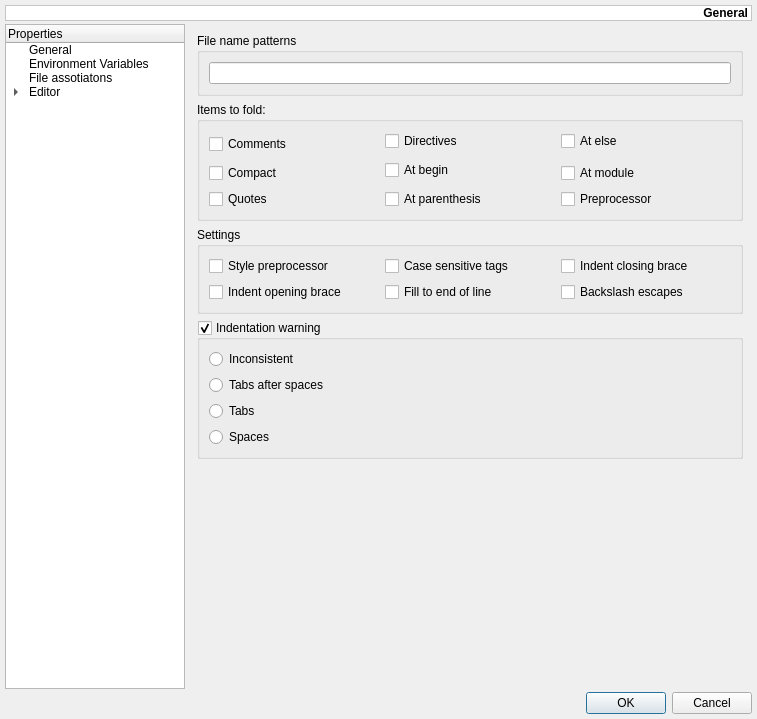
Qt form mks/ui/UISettings.ui (andreikop/enki) before a commit.
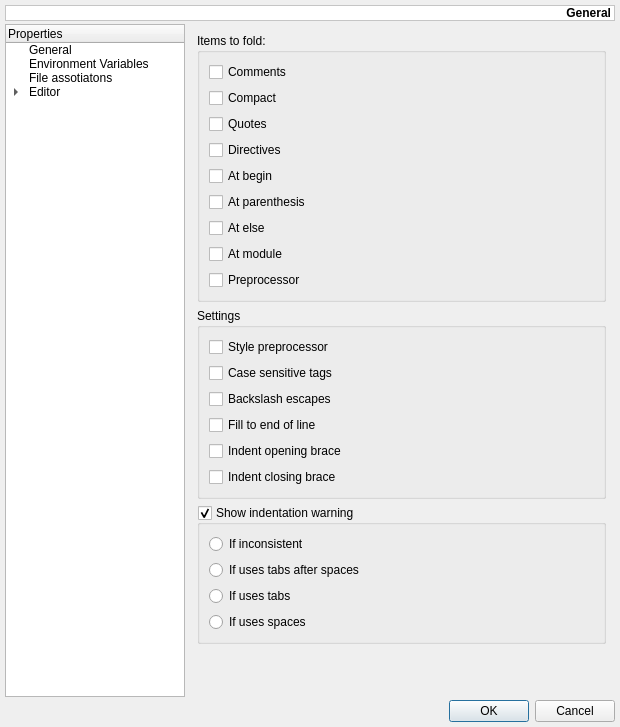
The same form after that commit. The open tabs and pages were chosen to show the change. Custom widgets are drawn as their Qt base class.

Commit message: Show/hide lexer settings

Diff of the .ui file:
```diff
--- a/mks/ui/UISettings.ui
+++ b/mks/ui/UISettings.ui
@@ -6,8 +6,8 @@
    <rect>
     <x>0</x>
     <y>0</y>
-    <width>757</width>
-    <height>719</height>
+    <width>620</width>
+    <height>727</height>
    </rect>
   </property>
   <property name="windowTitle">
@@ -1854,26 +1854,14 @@
       </layout>
      </widget>
      <widget class="QWidget" name="pLexerGeneral">
-      <layout class="QVBoxLayout" name="verticalLayout_8">
-       <item>
-        <widget class="QGroupBox" name="groupBox_5">
-         <property name="title">
-          <string>File name patterns</string>
-         </property>
-         <layout class="QVBoxLayout" name="verticalLayout_6">
-          <item>
-           <widget class="QLineEdit" name="lineEdit"/>
-          </item>
-         </layout>
-        </widget>
-       </item>
+      <layout class="QVBoxLayout" name="verticalLayout_7">
        <item>
         <widget class="QGroupBox" name="groupBox_3">
          <property name="title">
           <string>Items to fold:</string>
          </property>
-         <layout class="QGridLayout" name="gridLayout">
-          <item row="0" column="0" rowspan="2">
+         <layout class="QVBoxLayout" name="verticalLayout_11">
+          <item>
            <widget class="QCheckBox" name="cbLexersHighlightingFoldComments">
             <property name="statusTip">
              <string>setFoldComments</string>
@@ -1883,37 +1871,7 @@
             </property>
            </widget>
           </item>
-          <item row="0" column="1">
-           <widget class="QCheckBox" name="cbLexersHighlightingFoldDirectives">
-            <property name="statusTip">
-             <string>setFoldDirectives</string>
-            </property>
-            <property name="text">
-             <string>Directives</string>
-            </property>
-           </widget>
-          </item>
-          <item row="0" column="2">
-           <widget class="QCheckBox" name="cbLexersHighlightingFoldAtElse">
-            <property name="statusTip">
-             <string>setFoldAtElse</string>
-            </property>
-            <property name="text">
-             <string>At else</string>
-            </property>
-           </widget>
-          </item>
-          <item row="1" column="1" rowspan="2">
-           <widget class="QCheckBox" name="cbLexersHighlightingFoldAtBegin">
-            <property name="statusTip">
-             <string>setFoldAtBegin</string>
-            </property>
-            <property name="text">
-             <string>At begin</string>
-            </property>
-           </widget>
-          </item>
-          <item row="2" column="0">
+          <item>
            <widget class="QCheckBox" name="cbLexersHighlightingFoldCompact">
             <property name="statusTip">
              <string>setFoldCompact</string>
@@ -1923,17 +1881,7 @@
             </property>
            </widget>
           </item>
-          <item row="2" column="2">
-           <widget class="QCheckBox" name="cbLexersHighlightingFoldAtModule">
-            <property name="statusTip">
-             <string>setFoldAtModule</string>
-            </property>
-            <property name="text">
-             <string>At module</string>
-            </property>
-           </widget>
-          </item>
-          <item row="3" column="0">
+          <item>
            <widget class="QCheckBox" name="cbLexersHighlightingFoldQuotes">
             <property name="statusTip">
              <string>setFoldQuotes</string>
@@ -1943,7 +1891,27 @@
             </property>
            </widget>
           </item>
-          <item row="3" column="1">
+          <item>
+           <widget class="QCheckBox" name="cbLexersHighlightingFoldDirectives">
+            <property name="statusTip">
+             <string>setFoldDirectives</string>
+            </property>
+            <property name="text">
+             <string>Directives</string>
+            </property>
+           </widget>
+          </item>
+          <item>
+           <widget class="QCheckBox" name="cbLexersHighlightingFoldAtBegin">
+            <property name="statusTip">
+             <string>setFoldAtBegin</string>
+            </property>
+            <property name="text">
+             <string>At begin</string>
+            </property>
+           </widget>
+          </item>
+          <item>
            <widget class="QCheckBox" name="cbLexersHighlightingFoldAtParenthesis">
             <property name="statusTip">
              <string>setFoldAtParenthesis</string>
@@ -1953,7 +1921,27 @@
             </property>
            </widget>
           </item>
-          <item row="3" column="2">
+          <item>
+           <widget class="QCheckBox" name="cbLexersHighlightingFoldAtElse">
+            <property name="statusTip">
+             <string>setFoldAtElse</string>
+            </property>
+            <property name="text">
+             <string>At else</string>
+            </property>
+           </widget>
+          </item>
+          <item>
+           <widget class="QCheckBox" name="cbLexersHighlightingFoldAtModule">
+            <property name="statusTip">
+             <string>setFoldAtModule</string>
+            </property>
+            <property name="text">
+             <string>At module</string>
+            </property>
+           </widget>
+          </item>
+          <item>
            <widget class="QCheckBox" name="cbLexersHighlightingFoldPreprocessor">
             <property name="statusTip">
              <string>setFoldPreprocessor</string>
@@ -1971,8 +1959,8 @@
          <property name="title">
           <string>Settings</string>
          </property>
-         <layout class="QGridLayout" name="gridLayout_2">
-          <item row="0" column="0">
+         <layout class="QVBoxLayout" name="verticalLayout_6">
+          <item>
            <widget class="QCheckBox" name="cbLexersHighlightingStylePreprocessor">
             <property name="statusTip">
              <string>setStylePreprocessor</string>
@@ -1982,7 +1970,7 @@
             </property>
            </widget>
           </item>
-          <item row="0" column="1">
+          <item>
            <widget class="QCheckBox" name="cbLexersHighlightingCaseSensitiveTags">
             <property name="statusTip">
              <string>setCaseSensitiveTags</string>
@@ -1992,28 +1980,7 @@
             </property>
            </widget>
           </item>
-          <item row="0" column="2">
-           <widget class="QCheckBox" name="cbLexersHighlightingIndentClosingBrace">
-            <property name="text">
-             <string>Indent closing brace</string>
-            </property>
-           </widget>
-          </item>
-          <item row="1" column="0">
-           <widget class="QCheckBox" name="cbLexersHighlightingIndentOpeningBrace">
-            <property name="text">
-             <string>Indent opening brace</string>
-            </property>
-           </widget>
-          </item>
-          <item row="1" column="1">
-           <widget class="QCheckBox" name="cbLexersHighlightingFillEol">
-            <property name="text">
-             <string>Fill to end of line</string>
-            </property>
-           </widget>
-          </item>
-          <item row="1" column="2">
+          <item>
            <widget class="QCheckBox" name="cbLexersHighlightingBackslashEscapes">
             <property name="statusTip">
              <string>setBackslashEscapes</string>
@@ -2023,43 +1990,64 @@
             </property>
            </widget>
           </item>
+          <item>
+           <widget class="QCheckBox" name="cbLexersHighlightingFillEol">
+            <property name="text">
+             <string>Fill to end of line</string>
+            </property>
+           </widget>
+          </item>
+          <item>
+           <widget class="QCheckBox" name="cbLexersHighlightingIndentOpeningBrace">
+            <property name="text">
+             <string>Indent opening brace</string>
+            </property>
+           </widget>
+          </item>
+          <item>
+           <widget class="QCheckBox" name="cbLexersHighlightingIndentClosingBrace">
+            <property name="text">
+             <string>Indent closing brace</string>
+            </property>
+           </widget>
+          </item>
          </layout>
         </widget>
        </item>
        <item>
-        <widget class="QGroupBox" name="groupBox_4">
+        <widget class="QGroupBox" name="gbLexerHighlightingIndentationWarning">
          <property name="title">
-          <string>Indentation warning</string>
+          <string>Show indentation warning</string>
          </property>
          <property name="checkable">
           <bool>true</bool>
          </property>
-         <layout class="QVBoxLayout" name="verticalLayout_7">
+         <layout class="QVBoxLayout" name="verticalLayout_8">
           <item>
-           <widget class="QRadioButton" name="radioButton">
+           <widget class="QRadioButton" name="cbIndentationWarningInconsistent">
             <property name="text">
-             <string>Inconsistent</string>
+             <string>If inconsistent</string>
             </property>
            </widget>
           </item>
           <item>
-           <widget class="QRadioButton" name="radioButton_2">
+           <widget class="QRadioButton" name="cbIndentationWarningTabsAfterSpaces">
             <property name="text">
-             <string>Tabs after spaces</string>
+             <string>If uses tabs after spaces</string>
             </property>
            </widget>
           </item>
           <item>
-           <widget class="QRadioButton" name="radioButton_3">
+           <widget class="QRadioButton" name="cbIndentationWarningTabs">
             <property name="text">
-             <string>Tabs</string>
+             <string>If uses tabs</string>
             </property>
            </widget>
           </item>
           <item>
-           <widget class="QRadioButton" name="radioButton_4">
+           <widget class="QRadioButton" name="cbIndentationWarningSpaces">
             <property name="text">
-             <string>Spaces</string>
+             <string>If uses spaces</string>
             </property>
            </widget>
           </item>
@@ -2074,7 +2062,7 @@
          <property name="sizeHint" stdset="0">
           <size>
            <width>20</width>
-           <height>194</height>
+           <height>1</height>
           </size>
          </property>
         </spacer>
```
Left out of the diff: 2 changed lines with no effect on the pictures. The commit also changes 2 other files.
